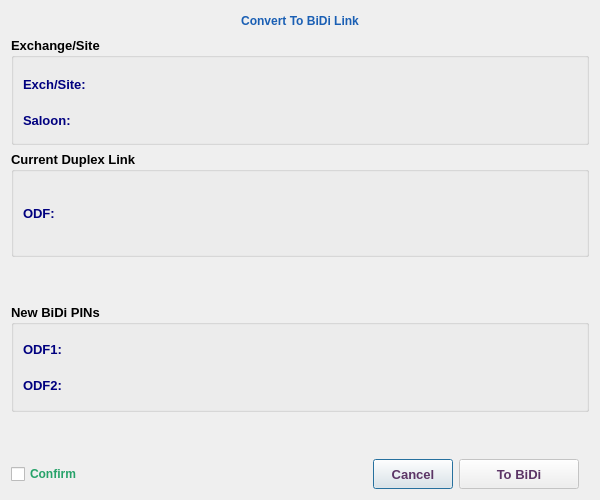
The window that mainPanel/menu/management/ODFManagement/converttobidi.ui (samad-ghanbari/DaNet) describes before a commit, drawn with Qt 5.
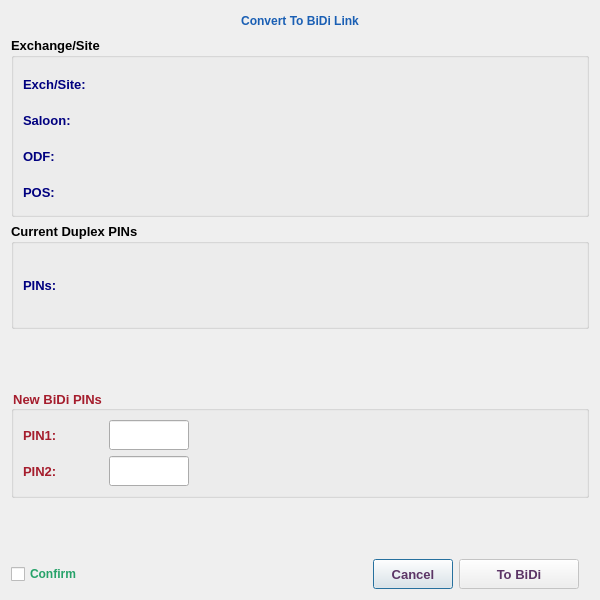
The same window after the commit. Icons and pictures are not drawn.

Commit message: duplex and BiDi is done

Diff of the .ui file:
```diff
--- a/mainPanel/menu/management/ODFManagement/converttobidi.ui
+++ b/mainPanel/menu/management/ODFManagement/converttobidi.ui
@@ -7,19 +7,19 @@
     <x>0</x>
     <y>0</y>
     <width>600</width>
-    <height>500</height>
+    <height>600</height>
    </rect>
   </property>
   <property name="minimumSize">
    <size>
     <width>600</width>
-    <height>500</height>
+    <height>600</height>
    </size>
   </property>
   <property name="maximumSize">
    <size>
     <width>600</width>
-    <height>500</height>
+    <height>600</height>
    </size>
   </property>
   <property name="windowTitle">
@@ -259,6 +259,174 @@
         </item>
        </layout>
       </item>
+      <item>
+       <layout class="QHBoxLayout" name="horizontalLayout_11">
+        <item>
+         <widget class="QLabel" name="label_12">
+          <property name="minimumSize">
+           <size>
+            <width>120</width>
+            <height>30</height>
+           </size>
+          </property>
+          <property name="maximumSize">
+           <size>
+            <width>120</width>
+            <height>25</height>
+           </size>
+          </property>
+          <property name="font">
+           <font>
+            <family>Tahoma</family>
+            <pointsize>10</pointsize>
+            <bold>true</bold>
+           </font>
+          </property>
+          <property name="styleSheet">
+           <string notr="true">color: rgb(0, 0, 127);</string>
+          </property>
+          <property name="text">
+           <string>ODF:</string>
+          </property>
+         </widget>
+        </item>
+        <item>
+         <widget class="QLabel" name="odfLbl">
+          <property name="sizePolicy">
+           <sizepolicy hsizetype="Expanding" vsizetype="Preferred">
+            <horstretch>0</horstretch>
+            <verstretch>0</verstretch>
+           </sizepolicy>
+          </property>
+          <property name="minimumSize">
+           <size>
+            <width>400</width>
+            <height>30</height>
+           </size>
+          </property>
+          <property name="maximumSize">
+           <size>
+            <width>300</width>
+            <height>30</height>
+           </size>
+          </property>
+          <property name="font">
+           <font>
+            <family>Tahoma</family>
+            <pointsize>10</pointsize>
+            <bold>true</bold>
+           </font>
+          </property>
+          <property name="styleSheet">
+           <string notr="true">color: rgb(85, 0, 127);</string>
+          </property>
+          <property name="text">
+           <string/>
+          </property>
+          <property name="wordWrap">
+           <bool>true</bool>
+          </property>
+         </widget>
+        </item>
+        <item>
+         <spacer name="horizontalSpacer_9">
+          <property name="orientation">
+           <enum>Qt::Horizontal</enum>
+          </property>
+          <property name="sizeHint" stdset="0">
+           <size>
+            <width>40</width>
+            <height>20</height>
+           </size>
+          </property>
+         </spacer>
+        </item>
+       </layout>
+      </item>
+      <item>
+       <layout class="QHBoxLayout" name="horizontalLayout_13">
+        <item>
+         <widget class="QLabel" name="label_13">
+          <property name="minimumSize">
+           <size>
+            <width>120</width>
+            <height>30</height>
+           </size>
+          </property>
+          <property name="maximumSize">
+           <size>
+            <width>120</width>
+            <height>25</height>
+           </size>
+          </property>
+          <property name="font">
+           <font>
+            <family>Tahoma</family>
+            <pointsize>10</pointsize>
+            <bold>true</bold>
+           </font>
+          </property>
+          <property name="styleSheet">
+           <string notr="true">color: rgb(0, 0, 127);</string>
+          </property>
+          <property name="text">
+           <string>POS:</string>
+          </property>
+         </widget>
+        </item>
+        <item>
+         <widget class="QLabel" name="posLbl">
+          <property name="sizePolicy">
+           <sizepolicy hsizetype="Expanding" vsizetype="Preferred">
+            <horstretch>0</horstretch>
+            <verstretch>0</verstretch>
+           </sizepolicy>
+          </property>
+          <property name="minimumSize">
+           <size>
+            <width>400</width>
+            <height>30</height>
+           </size>
+          </property>
+          <property name="maximumSize">
+           <size>
+            <width>300</width>
+            <height>30</height>
+           </size>
+          </property>
+          <property name="font">
+           <font>
+            <family>Tahoma</family>
+            <pointsize>10</pointsize>
+            <bold>true</bold>
+           </font>
+          </property>
+          <property name="styleSheet">
+           <string notr="true">color: rgb(85, 0, 127);</string>
+          </property>
+          <property name="text">
+           <string/>
+          </property>
+          <property name="wordWrap">
+           <bool>true</bool>
+          </property>
+         </widget>
+        </item>
+        <item>
+         <spacer name="horizontalSpacer_10">
+          <property name="orientation">
+           <enum>Qt::Horizontal</enum>
+          </property>
+          <property name="sizeHint" stdset="0">
+           <size>
+            <width>40</width>
+            <height>20</height>
+           </size>
+          </property>
+         </spacer>
+        </item>
+       </layout>
+      </item>
      </layout>
     </widget>
    </item>
@@ -272,7 +440,7 @@
       </font>
      </property>
      <property name="title">
-      <string>Current Duplex Link</string>
+      <string>Current Duplex PINs</string>
      </property>
      <layout class="QHBoxLayout" name="horizontalLayout_3">
       <item>
@@ -302,12 +470,12 @@
            <string notr="true">color: rgb(0, 0, 127);</string>
           </property>
           <property name="text">
-           <string>ODF:</string>
+           <string>PINs:</string>
           </property>
          </widget>
         </item>
         <item>
-         <widget class="QLabel" name="odfLbl">
+         <widget class="QLabel" name="pinLbl">
           <property name="sizePolicy">
            <sizepolicy hsizetype="Expanding" vsizetype="Preferred">
             <horstretch>0</horstretch>
@@ -328,13 +496,13 @@
           </property>
           <property name="font">
            <font>
-            <family>Tahoma</family>
-            <pointsize>10</pointsize>
+            <family>Ubuntu</family>
+            <pointsize>12</pointsize>
             <bold>true</bold>
            </font>
           </property>
           <property name="styleSheet">
-           <string notr="true">color: rgb(85, 0, 127);</string>
+           <string notr="true">color: rgb(165, 29, 45);</string>
           </property>
           <property name="text">
            <string/>
@@ -413,6 +581,9 @@
        <bold>true</bold>
       </font>
      </property>
+     <property name="styleSheet">
+      <string notr="true">color: rgb(165, 29, 45);</string>
+     </property>
      <property name="title">
       <string>New BiDi PINs</string>
      </property>
@@ -427,13 +598,13 @@
              <widget class="QLabel" name="label_10">
               <property name="minimumSize">
                <size>
-                <width>100</width>
+                <width>80</width>
                 <height>30</height>
                </size>
               </property>
               <property name="maximumSize">
                <size>
-                <width>100</width>
+                <width>80</width>
                 <height>30</height>
                </size>
               </property>
@@ -445,48 +616,36 @@
                </font>
               </property>
               <property name="styleSheet">
-               <string notr="true">color: rgb(0, 0, 127);</string>
+               <string notr="true">color: rgb(165, 29, 45);</string>
               </property>
               <property name="text">
-               <string>ODF1:</string>
+               <string>PIN1:</string>
               </property>
              </widget>
             </item>
             <item>
-             <widget class="QLabel" name="odfLbl_1">
-              <property name="sizePolicy">
-               <sizepolicy hsizetype="Expanding" vsizetype="Preferred">
-                <horstretch>0</horstretch>
-                <verstretch>0</verstretch>
-               </sizepolicy>
-              </property>
+             <widget class="QLineEdit" name="pin1LE">
               <property name="minimumSize">
                <size>
-                <width>200</width>
+                <width>80</width>
                 <height>30</height>
                </size>
               </property>
               <property name="maximumSize">
                <size>
-                <width>200</width>
+                <width>80</width>
                 <height>30</height>
                </size>
               </property>
               <property name="font">
                <font>
-                <family>Tahoma</family>
-                <pointsize>10</pointsize>
+                <family>Ubuntu</family>
+                <pointsize>12</pointsize>
                 <bold>true</bold>
                </font>
               </property>
-              <property name="styleSheet">
-               <string notr="true">color: rgb(85, 0, 127);</string>
-              </property>
-              <property name="text">
-               <string/>
-              </property>
-              <property name="wordWrap">
-               <bool>true</bool>
+              <property name="alignment">
+               <set>Qt::AlignCenter</set>
               </property>
              </widget>
             </item>
@@ -515,13 +674,13 @@
              <widget class="QLabel" name="label_11">
               <property name="minimumSize">
                <size>
-                <width>100</width>
+                <width>80</width>
                 <height>30</height>
                </size>
               </property>
               <property name="maximumSize">
                <size>
-                <width>100</width>
+                <width>80</width>
                 <height>30</height>
                </size>
               </property>
@@ -533,48 +692,36 @@
                </font>
               </property>
               <property name="styleSheet">
-               <string notr="true">color: rgb(0, 0, 127);</string>
+               <string notr="true">color: rgb(165, 29, 45);</string>
               </property>
               <property name="text">
-               <string>ODF2:</string>
+               <string>PIN2:</string>
               </property>
              </widget>
             </item>
             <item>
-             <widget class="QLabel" name="odfLbl_2">
-              <property name="sizePolicy">
-               <sizepolicy hsizetype="Expanding" vsizetype="Preferred">
-                <horstretch>0</horstretch>
-                <verstretch>0</verstretch>
-               </sizepolicy>
-              </property>
+             <widget class="QLineEdit" name="pin2LE">
               <property name="minimumSize">
                <size>
-                <width>200</width>
+                <width>80</width>
                 <height>30</height>
                </size>
               </property>
               <property name="maximumSize">
                <size>
-                <width>200</width>
+                <width>80</width>
                 <height>30</height>
                </size>
               </property>
               <property name="font">
                <font>
-                <family>Tahoma</family>
-                <pointsize>10</pointsize>
+                <family>Ubuntu</family>
+                <pointsize>12</pointsize>
                 <bold>true</bold>
                </font>
               </property>
-              <property name="styleSheet">
-               <string notr="true">color: rgb(85, 0, 127);</string>
-              </property>
-              <property name="text">
-               <string/>
-              </property>
-              <property name="wordWrap">
-               <bool>true</bool>
+              <property name="alignment">
+               <set>Qt::AlignCenter</set>
               </property>
              </widget>
             </item>
```
The commit also changes 9 other files.
